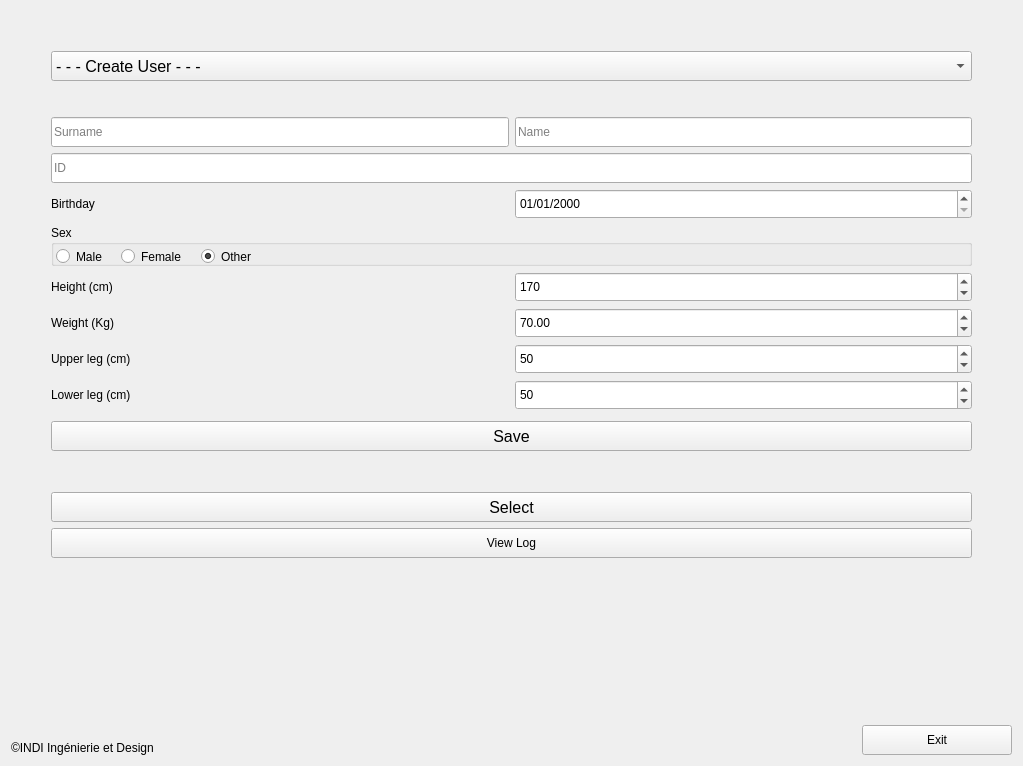
Before: the Qt Designer form src/gui_pkg/include/gui_pkg/select_user_form.ui in cristianbass01/GUI_robotic_exoskeleton, drawn with Qt 5.
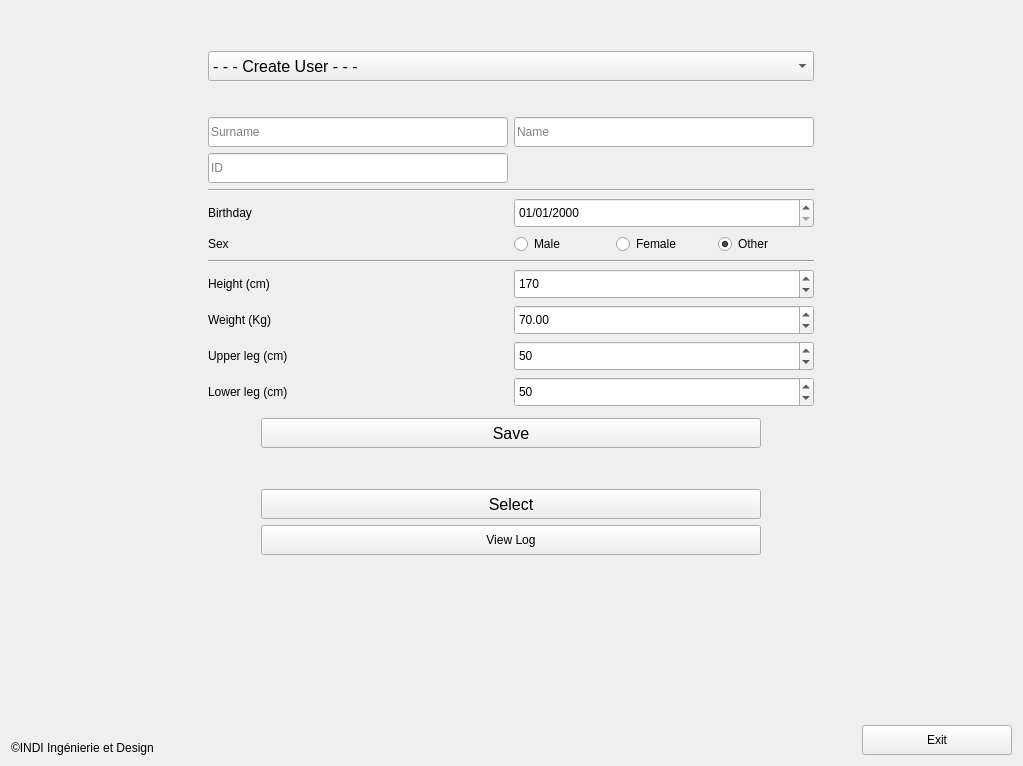
After: the same form once the commit is applied.

Diff of the .ui file:
```diff
--- a/src/gui_pkg/include/gui_pkg/select_user_form.ui
+++ b/src/gui_pkg/include/gui_pkg/select_user_form.ui
@@ -44,7 +44,7 @@
          </property>
          <property name="sizeHint" stdset="0">
           <size>
-           <width>40</width>
+           <width>150</width>
            <height>20</height>
           </size>
          </property>
@@ -55,114 +55,95 @@
          <property name="leftMargin">
           <number>0</number>
          </property>
-         <item row="5" column="0">
+         <item row="34" column="0" colspan="2">
+          <spacer name="verticalSpacer_4">
+           <property name="orientation">
+            <enum>Qt::Vertical</enum>
+           </property>
+           <property name="sizeHint" stdset="0">
+            <size>
+             <width>20</width>
+             <height>40</height>
+            </size>
+           </property>
+          </spacer>
+         </item>
+         <item row="14" column="1">
+          <widget class="QSpinBox" name="NB_height">
+           <property name="minimumSize">
+            <size>
+             <width>0</width>
+             <height>30</height>
+            </size>
+           </property>
+           <property name="maximumSize">
+            <size>
+             <width>300</width>
+             <height>16777215</height>
+            </size>
+           </property>
+           <property name="readOnly">
+            <bool>false</bool>
+           </property>
+           <property name="specialValueText">
+            <string>Ciao</string>
+           </property>
+           <property name="maximum">
+            <number>300</number>
+           </property>
+           <property name="value">
+            <number>170</number>
+           </property>
+          </widget>
+         </item>
+         <item row="1" column="0" colspan="2">
+          <spacer name="verticalSpacer">
+           <property name="orientation">
+            <enum>Qt::Vertical</enum>
+           </property>
+           <property name="sizeType">
+            <enum>QSizePolicy::Fixed</enum>
+           </property>
+           <property name="sizeHint" stdset="0">
+            <size>
+             <width>20</width>
+             <height>30</height>
+            </size>
+           </property>
+          </spacer>
+         </item>
+         <item row="6" column="0">
           <widget class="QLabel" name="LB_birthday">
+           <property name="maximumSize">
+            <size>
+             <width>300</width>
+             <height>16777215</height>
+            </size>
+           </property>
            <property name="text">
             <string>Birthday</string>
            </property>
           </widget>
          </item>
-         <item row="7" column="0" colspan="2">
-          <widget class="QGroupBox" name="GB_gender">
-           <property name="enabled">
-            <bool>true</bool>
-           </property>
+         <item row="2" column="1">
+          <widget class="QLineEdit" name="TB_name">
            <property name="minimumSize">
             <size>
-             <width>0</width>
-             <height>41</height>
-            </size>
-           </property>
-           <property name="maximumSize">
-            <size>
-             <width>16777215</width>
-             <height>41</height>
-            </size>
-           </property>
-           <property name="title">
-            <string>Sex</string>
-           </property>
-           <property name="flat">
-            <bool>false</bool>
-           </property>
-           <property name="checkable">
-            <bool>false</bool>
-           </property>
-           <widget class="QRadioButton" name="RB_male">
-            <property name="geometry">
-             <rect>
-              <x>5</x>
-              <y>20</y>
-              <width>112</width>
-              <height>23</height>
-             </rect>
-            </property>
-            <property name="text">
-             <string>Male</string>
-            </property>
-            <property name="checkable">
-             <bool>true</bool>
-            </property>
-           </widget>
-           <widget class="QRadioButton" name="RB_female">
-            <property name="geometry">
-             <rect>
-              <x>70</x>
-              <y>20</y>
-              <width>112</width>
-              <height>23</height>
-             </rect>
-            </property>
-            <property name="text">
-             <string>Female</string>
-            </property>
-            <property name="checkable">
-             <bool>true</bool>
-            </property>
-            <property name="checked">
-             <bool>false</bool>
-            </property>
-           </widget>
-           <widget class="QRadioButton" name="RB_other">
-            <property name="geometry">
-             <rect>
-              <x>150</x>
-              <y>20</y>
-              <width>112</width>
-              <height>23</height>
-             </rect>
-            </property>
-            <property name="text">
-             <string>Other</string>
-            </property>
-            <property name="checkable">
-             <bool>true</bool>
-            </property>
-            <property name="checked">
-             <bool>true</bool>
-            </property>
-           </widget>
-          </widget>
-         </item>
-         <item row="9" column="1">
-          <widget class="QDoubleSpinBox" name="NB_weight">
-           <property name="minimumSize">
-            <size>
-             <width>0</width>
+             <width>200</width>
              <height>30</height>
             </size>
            </property>
+           <property name="maximumSize">
+            <size>
+             <width>300</width>
+             <height>16777215</height>
+            </size>
+           </property>
            <property name="readOnly">
-            <bool>false</bool>
+            <bool>true</bool>
            </property>
-           <property name="maximum">
-            <double>500.000000000000000</double>
-           </property>
-           <property name="singleStep">
-            <double>5.000000000000000</double>
-           </property>
-           <property name="value">
-            <double>70.000000000000000</double>
+           <property name="placeholderText">
+            <string>Name</string>
            </property>
           </widget>
          </item>
@@ -174,6 +155,12 @@
              <height>30</height>
             </size>
            </property>
+           <property name="maximumSize">
+            <size>
+             <width>610</width>
+             <height>16777215</height>
+            </size>
+           </property>
            <property name="font">
             <font>
              <pointsize>12</pointsize>
@@ -186,76 +173,122 @@
            </item>
           </widget>
          </item>
+         <item row="17" column="1">
+          <widget class="QSpinBox" name="NB_lowerLeg">
+           <property name="minimumSize">
+            <size>
+             <width>0</width>
+             <height>30</height>
+            </size>
+           </property>
+           <property name="maximumSize">
+            <size>
+             <width>300</width>
+             <height>16777215</height>
+            </size>
+           </property>
+           <property name="readOnly">
+            <bool>false</bool>
+           </property>
+           <property name="maximum">
+            <number>300</number>
+           </property>
+           <property name="value">
+            <number>50</number>
+           </property>
+          </widget>
+         </item>
+         <item row="22" column="0" colspan="2">
+          <layout class="QHBoxLayout" name="horizontalLayout_4"/>
+         </item>
          <item row="8" column="1">
-          <widget class="QSpinBox" name="NB_height">
+          <layout class="QHBoxLayout" name="horizontalLayout">
+           <item>
+            <widget class="QRadioButton" name="RB_male">
+             <property name="styleSheet">
+              <string notr="true">QRadioButton:disabled {
+	color: #000000;
+}</string>
+             </property>
+             <property name="text">
+              <string>Male</string>
+             </property>
+             <property name="checkable">
+              <bool>true</bool>
+             </property>
+            </widget>
+           </item>
+           <item>
+            <widget class="QRadioButton" name="RB_female">
+             <property name="styleSheet">
+              <string notr="true">QRadioButton:disabled {
+	color: #000000;
+}</string>
+             </property>
+             <property name="text">
+              <string>Female</string>
+             </property>
+             <property name="checkable">
+              <bool>true</bool>
+             </property>
+             <property name="checked">
+              <bool>false</bool>
+             </property>
+            </widget>
+           </item>
+           <item>
+            <widget class="QRadioButton" name="RB_other">
+             <property name="styleSheet">
+              <string notr="true">QRadioButton:disabled {
+	color: #000000;
+}</string>
+             </property>
+             <property name="text">
+              <string>Other</string>
+             </property>
+             <property name="checkable">
+              <bool>true</bool>
+             </property>
+             <property name="checked">
+              <bool>true</bool>
+             </property>
+            </widget>
+           </item>
+          </layout>
+         </item>
+         <item row="16" column="1">
+          <widget class="QSpinBox" name="NB_upperLeg">
            <property name="minimumSize">
             <size>
              <width>0</width>
              <height>30</height>
             </size>
            </property>
+           <property name="maximumSize">
+            <size>
+             <width>300</width>
+             <height>16777215</height>
+            </size>
+           </property>
            <property name="readOnly">
             <bool>false</bool>
            </property>
-           <property name="specialValueText">
-            <string>Ciao</string>
-           </property>
            <property name="maximum">
             <number>300</number>
            </property>
            <property name="value">
-            <number>170</number>
+            <number>50</number>
            </property>
           </widget>
          </item>
-         <item row="18" column="0" colspan="2">
-          <widget class="QPushButton" name="BT_viewLog">
-           <property name="minimumSize">
-            <size>
-             <width>0</width>
-             <height>30</height>
-            </size>
-           </property>
-           <property name="text">
-            <string>View Log</string>
-           </property>
-          </widget>
-         </item>
-         <item row="15" column="0" colspan="2">
-          <widget class="QPushButton" name="BT_create">
-           <property name="minimumSize">
-            <size>
-             <width>0</width>
-             <height>30</height>
-            </size>
-           </property>
-           <property name="font">
-            <font>
-             <pointsize>12</pointsize>
-            </font>
-           </property>
-           <property name="text">
-            <string>Save</string>
-           </property>
-          </widget>
-         </item>
-         <item row="16" column="0" colspan="2">
-          <spacer name="verticalSpacer_3">
+         <item row="5" column="0" colspan="2">
+          <widget class="Line" name="line">
            <property name="orientation">
-            <enum>Qt::Vertical</enum>
+            <enum>Qt::Horizontal</enum>
            </property>
-           <property name="sizeType">
-            <enum>QSizePolicy::Minimum</enum>
-           </property>
-           <property name="sizeHint" stdset="0">
-            <size>
-             <width>20</width>
-             <height>35</height>
-            </size>
-           </property>
-          </spacer>
+          </widget>
          </item>
-         <item row="5" column="1">
+         <item row="6" column="1">
           <widget class="QDateEdit" name="DE_birthday">
            <property name="minimumSize">
             <size>
@@ -263,6 +296,12 @@
              <height>30</height>
             </size>
            </property>
+           <property name="maximumSize">
+            <size>
+             <width>300</width>
+             <height>16777215</height>
+            </size>
+           </property>
            <property name="readOnly">
             <bool>false</bool>
            </property>
@@ -278,75 +317,46 @@
            </property>
           </widget>
          </item>
-         <item row="10" column="0">
+         <item row="16" column="0">
           <widget class="QLabel" name="LB_upperLeg">
+           <property name="maximumSize">
+            <size>
+             <width>300</width>
+             <height>16777215</height>
+            </size>
+           </property>
            <property name="text">
             <string>Upper leg (cm)</string>
            </property>
           </widget>
          </item>
-         <item row="9" column="0">
-          <widget class="QLabel" name="LB_weight">
-           <property name="text">
-            <string>Weight (Kg)</string>
-           </property>
-          </widget>
-         </item>
-         <item row="4" column="0" colspan="2">
-          <widget class="QLineEdit" name="TB_id">
-           <property name="minimumSize">
+         <item row="14" column="0">
+          <widget class="QLabel" name="LB_height">
+           <property name="maximumSize">
             <size>
-             <width>0</width>
-             <height>30</height>
+             <width>300</width>
+             <height>16777215</height>
             </size>
            </property>
-           <property name="maxLength">
-            <number>16</number>
+           <property name="text">
+            <string>Height (cm)</string>
            </property>
-           <property name="readOnly">
-            <bool>true</bool>
-           </property>
-           <property name="placeholderText">
-            <string>ID</string>
-           </property>
           </widget>
          </item>
-         <item row="10" column="1">
-          <widget class="QSpinBox" name="NB_upperLeg">
-           <property name="minimumSize">
+         <item row="8" column="0">
+          <widget class="QLabel" name="label">
+           <property name="maximumSize">
             <size>
-             <width>0</width>
-             <height>30</height>
+             <width>300</width>
+             <height>16777215</height>
             </size>
            </property>
-           <property name="readOnly">
-            <bool>false</bool>
+           <property name="text">
+            <string>Sex</string>
            </property>
-           <property name="maximum">
-            <number>300</number>
-           </property>
-           <property name="value">
-            <number>50</number>
-           </property>
           </widget>
          </item>
-         <item row="2" column="1">
-          <widget class="QLineEdit" name="TB_name">
-           <property name="minimumSize">
-            <size>
-             <width>0</width>
-             <height>30</height>
-            </size>
-           </property>
-           <property name="readOnly">
-            <bool>true</bool>
-           </property>
-           <property name="placeholderText">
-            <string>Name</string>
-           </property>
-          </widget>
-         </item>
-         <item row="14" column="0" colspan="2">
+         <item row="20" column="0" colspan="2">
           <spacer name="verticalSpacer_2">
            <property name="orientation">
             <enum>Qt::Vertical</enum>
@@ -362,55 +372,33 @@
            </property>
           </spacer>
          </item>
-         <item row="1" column="0" colspan="2">
-          <spacer name="verticalSpacer">
-           <property name="orientation">
-            <enum>Qt::Vertical</enum>
-           </property>
-           <property name="sizeType">
-            <enum>QSizePolicy::Fixed</enum>
-           </property>
-           <property name="sizeHint" stdset="0">
-            <size>
-             <width>20</width>
-             <height>30</height>
-            </size>
-           </property>
-          </spacer>
-         </item>
-         <item row="11" column="0">
+         <item row="17" column="0">
           <widget class="QLabel" name="LB_lowerLeg">
+           <property name="maximumSize">
+            <size>
+             <width>300</width>
+             <height>16777215</height>
+            </size>
+           </property>
            <property name="text">
             <string>Lower leg (cm)</string>
            </property>
           </widget>
          </item>
-         <item row="17" column="0" colspan="2">
-          <widget class="QPushButton" name="BT_selectUser">
-           <property name="minimumSize">
-            <size>
-             <width>0</width>
-             <height>30</height>
-            </size>
-           </property>
-           <property name="font">
-            <font>
-             <pointsize>12</pointsize>
-            </font>
-           </property>
-           <property name="text">
-            <string>Select</string>
-           </property>
-          </widget>
-         </item>
          <item row="2" column="0">
           <widget class="QLineEdit" name="TB_surname">
            <property name="minimumSize">
             <size>
-             <width>0</width>
+             <width>200</width>
              <height>30</height>
             </size>
            </property>
+           <property name="maximumSize">
+            <size>
+             <width>300</width>
+             <height>16777215</height>
+            </size>
+           </property>
            <property name="readOnly">
             <bool>true</bool>
            </property>
@@ -419,44 +407,213 @@
            </property>
           </widget>
          </item>
-         <item row="8" column="0">
-          <widget class="QLabel" name="LB_height">
+         <item row="11" column="0" colspan="2">
+          <widget class="Line" name="line_2">
+           <property name="orientation">
+            <enum>Qt::Horizontal</enum>
+           </property>
+          </widget>
+         </item>
+         <item row="4" column="0" colspan="2">
+          <widget class="QLineEdit" name="TB_id">
+           <property name="minimumSize">
+            <size>
+             <width>0</width>
+             <height>30</height>
+            </size>
+           </property>
+           <property name="maximumSize">
+            <size>
+             <width>300</width>
+             <height>16777215</height>
+            </size>
+           </property>
+           <property name="maxLength">
+            <number>16</number>
+           </property>
+           <property name="readOnly">
+            <bool>true</bool>
+           </property>
+           <property name="placeholderText">
+            <string>ID</string>
+           </property>
+          </widget>
+         </item>
+         <item row="15" column="0">
+          <widget class="QLabel" name="LB_weight">
+           <property name="maximumSize">
+            <size>
+             <width>300</width>
+             <height>16777215</height>
+            </size>
+           </property>
            <property name="text">
-            <string>Height (cm)</string>
+            <string>Weight (Kg)</string>
            </property>
           </widget>
          </item>
-         <item row="11" column="1">
-          <widget class="QSpinBox" name="NB_lowerLeg">
+         <item row="15" column="1">
+          <widget class="QDoubleSpinBox" name="NB_weight">
            <property name="minimumSize">
             <size>
              <width>0</width>
              <height>30</height>
             </size>
            </property>
+           <property name="maximumSize">
+            <size>
+             <width>300</width>
+             <height>16777215</height>
+            </size>
+           </property>
            <property name="readOnly">
             <bool>false</bool>
            </property>
            <property name="maximum">
-            <number>300</number>
+            <double>500.000000000000000</double>
+           </property>
+           <property name="singleStep">
+            <double>5.000000000000000</double>
            </property>
            <property name="value">
-            <number>50</number>
+            <double>70.000000000000000</double>
            </property>
           </widget>
          </item>
-         <item row="19" column="0" colspan="2">
-          <spacer name="verticalSpacer_4">
-           <property name="orientation">
-            <enum>Qt::Vertical</enum>
+         <item row="25" column="0" colspan="2">
+          <layout class="QHBoxLayout" name="horizontalLayout_5">
+           <property name="leftMargin">
+            <number>0</number>
            </property>
-           <property name="sizeHint" stdset="0">
-            <size>
-             <width>20</width>
-             <height>40</height>
-            </size>
+           <property name="topMargin">
+            <number>0</number>
            </property>
-          </spacer>
+           <property name="rightMargin">
+            <number>0</number>
+           </property>
+           <property name="bottomMargin">
+            <number>0</number>
+           </property>
+           <item>
+            <spacer name="horizontalSpacer_4">
+             <property name="orientation">
+              <enum>Qt::Horizontal</enum>
+             </property>
+             <property name="sizeType">
+              <enum>QSizePolicy::Preferred</enum>
+             </property>
+             <property name="sizeHint" stdset="0">
+              <size>
+               <width>40</width>
+               <height>20</height>
+              </size>
+             </property>
+            </spacer>
+           </item>
+           <item>
+            <layout class="QVBoxLayout" name="verticalLayout">
+             <item>
+              <widget class="QPushButton" name="BT_create">
+               <property name="minimumSize">
+                <size>
+                 <width>0</width>
+                 <height>30</height>
+                </size>
+               </property>
+               <property name="maximumSize">
+                <size>
+                 <width>500</width>
+                 <height>16777215</height>
+                </size>
+               </property>
+               <property name="font">
+                <font>
+                 <pointsize>12</pointsize>
+                </font>
+               </property>
+               <property name="text">
+                <string>Save</string>
+               </property>
+              </widget>
+             </item>
+             <item>
+              <spacer name="verticalSpacer_3">
+               <property name="orientation">
+                <enum>Qt::Vertical</enum>
+               </property>
+               <property name="sizeType">
+                <enum>QSizePolicy::Minimum</enum>
+               </property>
+               <property name="sizeHint" stdset="0">
+                <size>
+                 <width>20</width>
+                 <height>35</height>
+                </size>
+               </property>
+              </spacer>
+             </item>
+             <item>
+              <widget class="QPushButton" name="BT_selectUser">
+               <property name="minimumSize">
+                <size>
+                 <width>0</width>
+                 <height>30</height>
+                </size>
+               </property>
+               <property name="maximumSize">
+                <size>
+                 <width>500</width>
+                 <height>16777215</height>
+                </size>
+               </property>
+               <property name="font">
+                <font>
+                 <pointsize>12</pointsize>
+                </font>
+               </property>
+               <property name="text">
+                <string>Select</string>
+               </property>
+              </widget>
+             </item>
+             <item>
+              <widget class="QPushButton" name="BT_viewLog">
+               <property name="minimumSize">
+                <size>
+                 <width>0</width>
+                 <height>30</height>
+                </size>
+               </property>
+               <property name="maximumSize">
+                <size>
+                 <width>500</width>
+                 <height>16777215</height>
+                </size>
+               </property>
+               <property name="text">
+                <string>View Log</string>
+               </property>
+              </widget>
+             </item>
+            </layout>
+           </item>
+           <item>
+            <spacer name="horizontalSpacer_3">
+             <property name="orientation">
+              <enum>Qt::Horizontal</enum>
+             </property>
+             <property name="sizeType">
+              <enum>QSizePolicy::Preferred</enum>
+             </property>
+             <property name="sizeHint" stdset="0">
+              <size>
+               <width>40</width>
+               <height>20</height>
+              </size>
+             </property>
+            </spacer>
+           </item>
+          </layout>
          </item>
         </layout>
        </item>
@@ -470,7 +627,7 @@
          </property>
          <property name="sizeHint" stdset="0">
           <size>
-           <width>40</width>
+           <width>150</width>
            <height>20</height>
           </size>
          </property>
```
Left out of the diff: 6 changed lines with no effect on the pictures.
